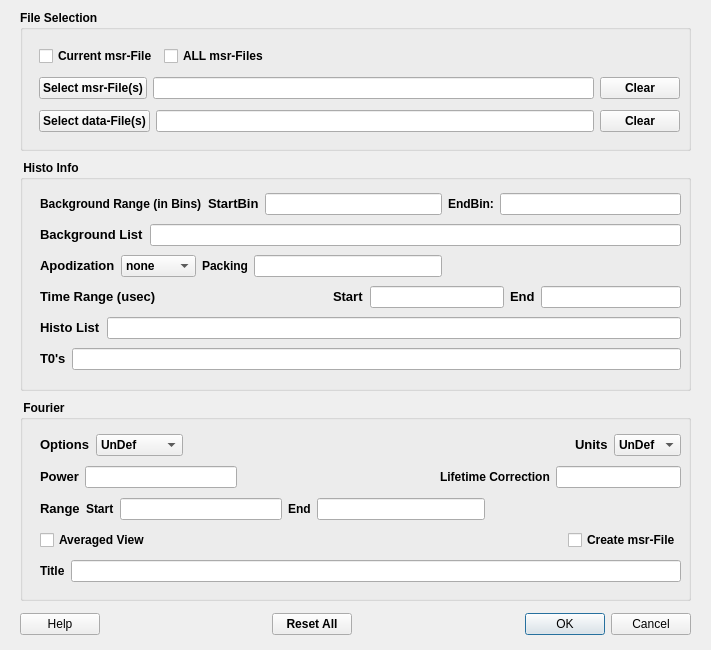
The window that src/musredit/forms/PGetMusrFTOptionsDialog.ui (aPeter1/musrfit-fork) describes before a commit, drawn with Qt 5.
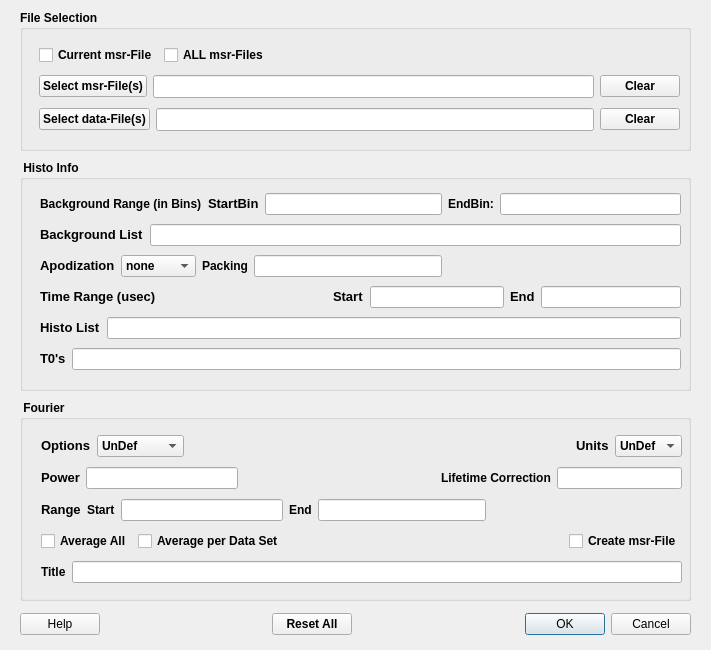
The same window after the commit.

Commit message: implemented an average-per-data-set option for musrFT.

```diff
--- a/src/musredit/forms/PGetMusrFTOptionsDialog.ui
+++ b/src/musredit/forms/PGetMusrFTOptionsDialog.ui
@@ -34,11 +34,11 @@
    <property name="title">
     <string> Fourier </string>
    </property>
-   <widget class="QWidget" name="layoutWidget">
+   <widget class="QWidget" name="">
     <property name="geometry">
      <rect>
-      <x>20</x>
-      <y>30</y>
+      <x>21</x>
+      <y>31</y>
       <width>641</width>
       <height>156</height>
      </rect>
@@ -264,7 +264,14 @@
        <item>
         <widget class="QCheckBox" name="fAveragedView_checkBox">
          <property name="text">
-          <string>Averaged View</string>
+          <string>Average All</string>
+         </property>
+        </widget>
+       </item>
+       <item>
+        <widget class="QCheckBox" name="fAveragePerDataSet_checkBox">
+         <property name="text">
+          <string>Average per Data Set</string>
          </property>
         </widget>
        </item>
@@ -275,7 +282,7 @@
          </property>
          <property name="sizeHint" stdset="0">
           <size>
-           <width>278</width>
+           <width>88</width>
            <height>20</height>
           </size>
          </property>
@@ -644,7 +651,14 @@
         </widget>
        </item>
        <item>
-        <widget class="QLineEdit" name="fMsrFileSelector_lineEdit"/>
+        <widget class="QLineEdit" name="fMsrFileSelector_lineEdit">
+         <property name="minimumSize">
+          <size>
+           <width>0</width>
+           <height>23</height>
+          </size>
+         </property>
+        </widget>
        </item>
        <item>
         <widget class="QPushButton" name="fMsrFileNameClear_pushButton">
@@ -668,7 +682,14 @@
         </widget>
        </item>
        <item>
-        <widget class="QLineEdit" name="fDataFileSelector_lineEdit"/>
+        <widget class="QLineEdit" name="fDataFileSelector_lineEdit">
+         <property name="minimumSize">
+          <size>
+           <width>0</width>
+           <height>23</height>
+          </size>
+         </property>
+        </widget>
        </item>
        <item>
         <widget class="QPushButton" name="fDataFileNameClear_pushButton">
@@ -685,7 +706,7 @@
     </layout>
    </widget>
   </widget>
-  <widget class="QWidget" name="">
+  <widget class="QWidget" name="layoutWidget">
    <property name="geometry">
     <rect>
      <x>20</x>
```
The commit also changes 21 other files.
